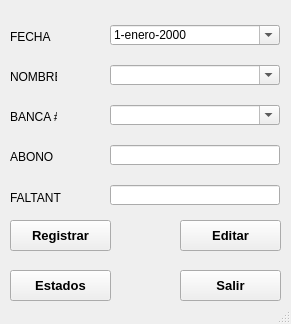
This is MiniNomina/FrmDesign/Faltantes.ui in CodeDrTech/DevelopPython as Qt 5 draws it before an edit. The edited form follows.
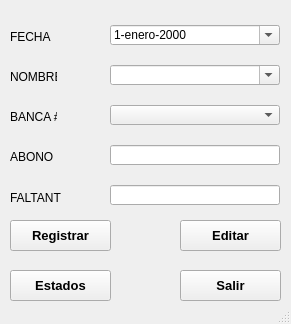
This is the edited form. Icons and pictures are not drawn.

Patch:
```diff
--- a/MiniNomina/FrmDesign/Faltantes.ui
+++ b/MiniNomina/FrmDesign/Faltantes.ui
@@ -282,11 +282,14 @@
      </rect>
     </property>
     <property name="editable">
-     <bool>true</bool>
+     <bool>false</bool>
     </property>
     <property name="currentText">
      <string/>
     </property>
+    <property name="currentIndex">
+     <number>-1</number>
+    </property>
    </widget>
   </widget>
   <widget class="QStatusBar" name="statusbar"/>
```
